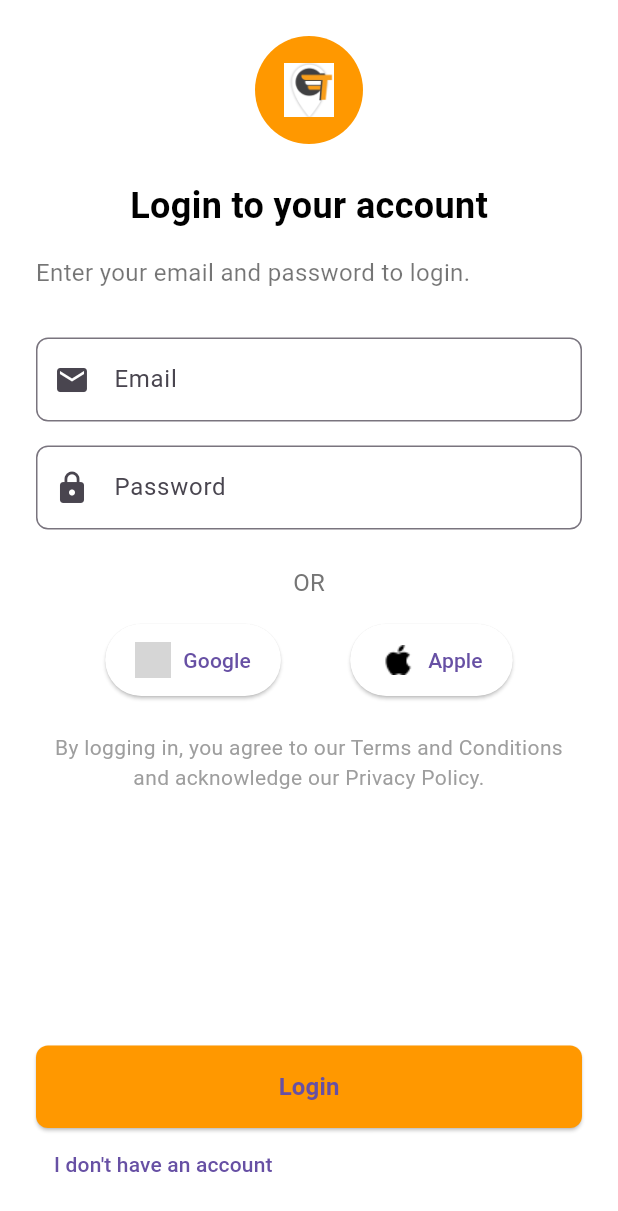
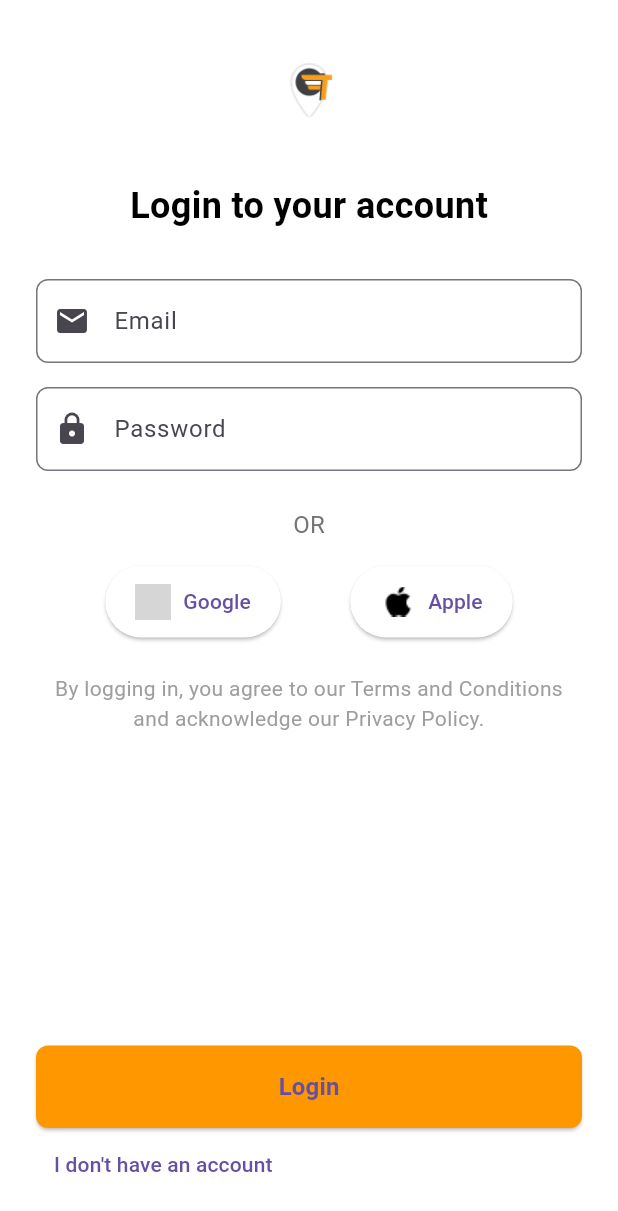
Before and after one commit to steve2700/toota-mobile-sa, a Flutter app: the LoginScreen screen opened directly, on a phone screen of 412 x 824 dp. Shown: the top 1211 px of the screen. Run offline on Flutter 3.47's test engine with Material 3 defaults, Android fonts, the phone set to English and light mode, and no system bars; our stand-ins replace dio, flutter_riverpod, flutter_svg, font_awesome_flutter, geolocator, google_maps_flutter; missing offline and left inert: google_maps_flutter_platform_interface; grey boxes are pictures that could not be loaded.

Commit message:
refactoring login screen

```diff
--- a/toota_mobile_sa/lib/screens/login_screen/login_screen.dart
+++ b/toota_mobile_sa/lib/screens/login_screen/login_screen.dart
@@ -69,7 +69,7 @@ class _LoginScreenState extends ConsumerState<LoginScreen> {
             Center(
               child: CircleAvatar(
                 radius: 36,
-                backgroundColor: Colors.orange,
+                backgroundColor: Colors.white,
                 child: Image.asset('assets/images/icon.png', width: 36, height: 36),
               ),
             ),
@@ -80,12 +80,7 @@ class _LoginScreenState extends ConsumerState<LoginScreen> {
                 style: TextStyle(fontSize: 24, fontWeight: FontWeight.bold, color: Colors.black),
               ),
             ),
-            const SizedBox(height: 16),
-            const Text(
-              'Enter your email and password to login.',
-              style: TextStyle(fontSize: 16, color: Colors.black54),
-              textAlign: TextAlign.center,
-            ),
+
             const SizedBox(height: 32),
             TextField(
               controller: _emailController,
```
